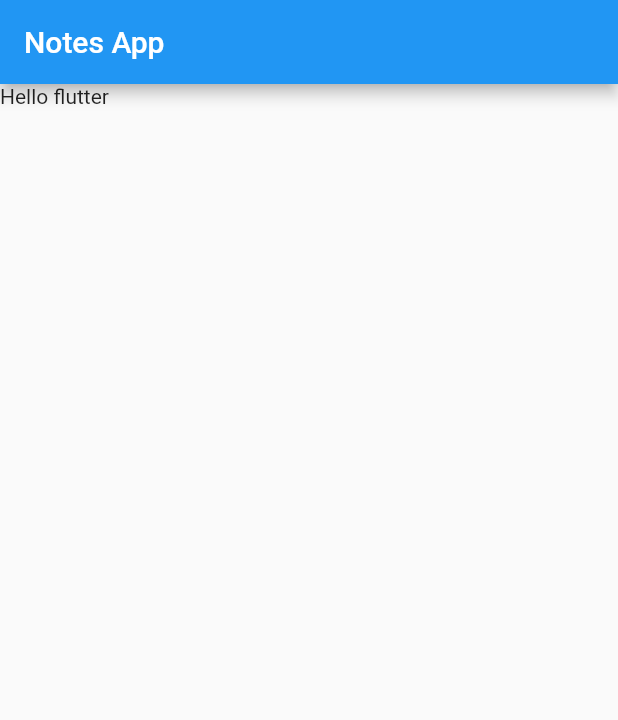
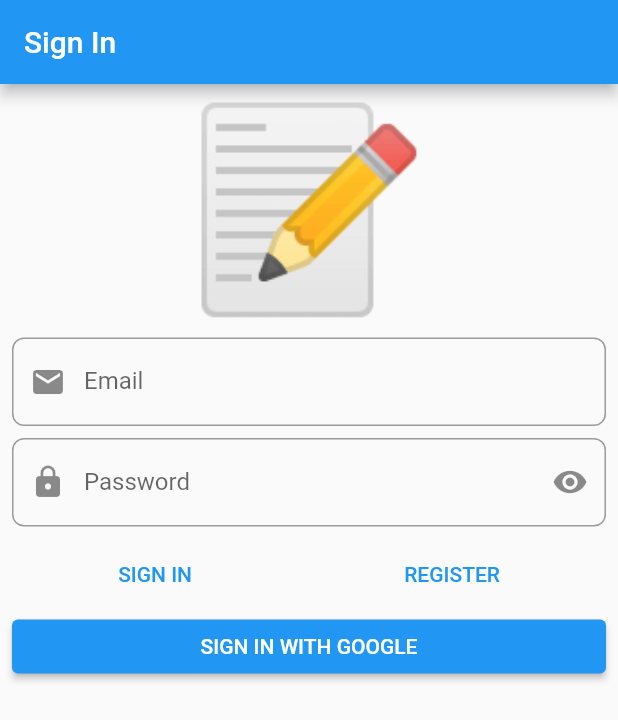
Before and after one commit to Sherajul-Shakil/NotesApp, a Flutter app: the screen it shows after launch, on a phone screen of 412 x 824 dp. Shown: the top 720 px of the screen. Run offline on Flutter 3.47's test engine with Material 2 defaults, Android fonts, the phone set to English and light mode, and no system bars; our stand-ins replace another_flushbar, auto_route, bloc, cloud_firestore, dartz, firebase_auth and 6 more; accounts and stored records are empty.

Commit message:
T10 complete

```diff
--- /dev/null
+++ b/lib/application/auth/auth_bloc.dart
@@ -0,0 +1,27 @@
+import 'package:bloc/bloc.dart';
+import 'package:freezed_annotation/freezed_annotation.dart';
+import 'package:injectable/injectable.dart';
+import 'package:notes_firebase_ddd/domain/auth/i_auth_facade.dart';
+
+part 'auth_event.dart';
+part 'auth_state.dart';
+part 'auth_bloc.freezed.dart';
+
+@injectable
+class AuthBloc extends Bloc<AuthEvent, AuthState> {
+  final IAuthFacade _authFacade;
+  AuthBloc(this._authFacade) : super(const Initial()) {
+    on<AuthCheckRequested>((event, emit) async {
+      final userOption = await _authFacade.getSignedInUser();
+      emit(userOption.fold(
+        () => const AuthState.unAuthenticated(),
+        (a) => const AuthState.authenticated(),
+      ));
+    });
+
+    on<SignedOut>((event, emit) async {
+      await _authFacade.signOut();
+      emit(const AuthState.unAuthenticated());
+    });
+  }
+}
--- /dev/null
+++ b/lib/application/auth/auth_event.dart
@@ -0,0 +1,7 @@
+part of 'auth_bloc.dart';
+
+@freezed
+abstract class AuthEvent with _$AuthEvent {
+  const factory AuthEvent.authCheckRequested() = AuthCheckRequested;
+  const factory AuthEvent.signedOut() = SignedOut;
+}
--- /dev/null
+++ b/lib/application/auth/auth_state.dart
@@ -0,0 +1,8 @@
+part of 'auth_bloc.dart';
+
+@freezed
+abstract class AuthState with _$AuthState {
+  const factory AuthState.initial() = Initial;
+  const factory AuthState.authenticated() = Authenticated;
+  const factory AuthState.unAuthenticated() = UnAuthenticated;
+}
--- a/lib/domain/auth/i_auth_facade.dart
+++ b/lib/domain/auth/i_auth_facade.dart
@@ -1,8 +1,10 @@
 import 'package:dartz/dartz.dart';
 import 'package:notes_firebase_ddd/domain/auth/auth_failure.dart';
+import 'package:notes_firebase_ddd/domain/auth/user.dart';
 import 'value_objects.dart';
 
 abstract class IAuthFacade {
+  Future<Option<AsUser>> getSignedInUser();
   Future<Either<AuthFailure, Unit>> registerWithEmailAndPassword({
     required EmailAddress emailAddress,
     required Password password,
@@ -13,6 +15,7 @@ abstract class IAuthFacade {
     required Password password,
   });
   Future<Either<AuthFailure, Unit>> signInWithGoogle();
+  Future<void> signOut();
 }
 
 // interface class
--- a/lib/main.dart
+++ b/lib/main.dart
@@ -2,31 +2,11 @@ import 'package:firebase_core/firebase_core.dart';
 import 'package:flutter/material.dart';
 import 'package:injectable/injectable.dart';
 import 'package:notes_firebase_ddd/injection.dart';
+import 'package:notes_firebase_ddd/presentation/core/app_widget.dart';
 
 void main() async {
   WidgetsFlutterBinding.ensureInitialized();
   await Firebase.initializeApp();
   configureInjection(Environment.prod);
-  runApp(const MyApp());
+  runApp(AppWidget());
 }
-
-class MyApp extends StatelessWidget {
-  const MyApp({Key? key}) : super(key: key);
-
-  @override
-  Widget build(BuildContext context) {
-    return MaterialApp(
-        title: 'Flutter Demo',
-        theme: ThemeData(
-          primarySwatch: Colors.blue,
-        ),
-        home: Scaffold(
-          appBar: AppBar(
-            title: const Text('Notes App'),
-          ),
-          body: Container(
-            child: const Text("Hello flutter"),
-          ),
-        ));
-  }
-}
--- /dev/null
+++ b/lib/presentation/core/app_widget.dart
@@ -0,0 +1,39 @@
+import 'package:flutter/material.dart';
+import 'package:flutter_bloc/flutter_bloc.dart';
+import 'package:notes_firebase_ddd/application/auth/auth_bloc.dart';
+import 'package:notes_firebase_ddd/injection.dart';
+import 'package:notes_firebase_ddd/presentation/sign_in/sign_in_page.dart';
+import 'package:notes_firebase_ddd/presentation/routes/router.gr.dart';
+
+class AppWidget extends StatelessWidget {
+  final _appRouter = AppRouter();
+  @override
+  Widget build(BuildContext context) {
+    return MultiBlocProvider(
+      providers: [
+        BlocProvider(
+          create: (context) =>
+              getIt<AuthBloc>()..add(const AuthEvent.authCheckRequested()),
+        ),
+      ],
+      child: MaterialApp.router(
+        routerDelegate: _appRouter.delegate(),
+        routeInformationParser: _appRouter.defaultRouteParser(),
+        debugShowCheckedModeBanner: false,
+        title: 'Notes',
+        theme: ThemeData.light().copyWith(
+          primaryColor: Colors.green[800],
+          accentColor: Colors.blueAccent,
+          floatingActionButtonTheme: FloatingActionButtonThemeData(
+            backgroundColor: Colors.blue[900],
+          ),
+          inputDecorationTheme: InputDecorationTheme(
+            border: OutlineInputBorder(
+              borderRadius: BorderRadius.circular(8),
+            ),
+          ),
+        ),
+      ),
+    );
+  }
+}
--- /dev/null
+++ b/lib/presentation/sign_in/sign_in_page.dart
@@ -0,0 +1,22 @@
+import 'package:notes_firebase_ddd/application/auth/sign_in_form/sign_in_form_bloc.dart';
+import 'package:notes_firebase_ddd/injection.dart';
+import 'package:notes_firebase_ddd/presentation/sign_in/widgets/sign_in_form.dart';
+import 'package:flutter/material.dart';
+import 'package:flutter_bloc/flutter_bloc.dart';
+
+class SignInPage extends StatelessWidget {
+  const SignInPage({Key? key}) : super(key: key);
+
+  @override
+  Widget build(BuildContext context) {
+    return Scaffold(
+      appBar: AppBar(
+        title: const Text('Sign In'),
+      ),
+      body: BlocProvider(
+        create: (context) => getIt<SignInFormBloc>(),
+        child: const SignInForm(),
+      ),
+    );
+  }
+}
--- /dev/null
+++ b/lib/presentation/sign_in/widgets/sign_in_form.dart
@@ -0,0 +1,139 @@
+import 'package:flutter/cupertino.dart';
+import 'package:flutter/material.dart';
+import 'package:flutter_bloc/flutter_bloc.dart';
+import 'package:another_flushbar/flushbar.dart';
+import 'package:notes_firebase_ddd/application/auth/sign_in_form/sign_in_form_bloc.dart';
+
+class SignInForm extends StatelessWidget {
+  const SignInForm({Key? key}) : super(key: key);
+
+  @override
+  Widget build(BuildContext context) {
+    return BlocConsumer<SignInFormBloc, SignInFormState>(
+      listener: (context, state) {
+        state.authFailureOrSuccessOption.fold(
+          () {},
+          (either) => either.fold(
+            (l) {
+              // ignore: avoid_single_cascade_in_expression_statements
+              Flushbar<dynamic>(
+                title: '⚠',
+                message: l.map(
+                  serverError: (_) => 'Server Error!',
+                  emailAlreadyUsed: (_) => 'Email already in use!',
+                  invalidEmailandPasswordCombination: (_) =>
+                      'Invalid email and password combination',
+                  cancelledByUser: (_) => 'Cancelled!',
+                ),
+                duration: const Duration(seconds: 3),
+              ).show(context);
+            },
+            (r) {},
+          ),
+        );
+      },
+      builder: (context, state) {
+        return Padding(
+          padding: const EdgeInsets.all(8),
+          child: Form(
+            autovalidateMode: state.showErrorMessages,
+            child: ListView(children: [
+              const Text(
+                '📝',
+                textAlign: TextAlign.center,
+                style: TextStyle(fontSize: 130),
+              ),
+              const SizedBox(height: 8),
+              TextFormField(
+                decoration: const InputDecoration(
+                  prefixIcon: Icon(Icons.email),
+                  labelText: 'Email',
+                ),
+                autocorrect: false,
+                onChanged: (value) => BlocProvider.of<SignInFormBloc>(context)
+                    .add(SignInFormEvent.emailChanged(value)),
+                validator: (_) => context
+                    .read<SignInFormBloc>()
+                    .state
+                    .emailAddress
+                    .value
+                    .fold(
+                      (l) => l.maybeMap(
+                        orElse: () => null,
+                        invalidEmail: (_) => 'Invalid Email',
+                      ),
+                      (_) => null,
+                    ),
+              ),
+              const SizedBox(height: 8),
+              TextFormField(
+                decoration: InputDecoration(
+                  prefixIcon: const Icon(Icons.lock),
+                  labelText: 'Password',
+                  suffixIcon: IconButton(
+                    onPressed: () {
+                      //toogleShowPassword.value = !toogleShowPassword.value;
+                    },
+                    icon: const Icon(Icons.visibility),
+                    // toogleShowPassword.value == true
+                    //     ? const Icon(Icons.visibility_off)
+                    //     : const Icon(Icons.visibility),
+                  ),
+                ),
+                obscureText: true,
+                // !(!!toogleShowPassword.value),
+                autocorrect: false,
+                onChanged: (value) => BlocProvider.of<SignInFormBloc>(context)
+                    .add(SignInFormEvent.passwordChanged(value)),
+                validator: (_) =>
+                    context.read<SignInFormBloc>().state.password.value.fold(
+                          (l) => l.maybeMap(
+                            orElse: () => null,
+                            shortPassword: (_) => 'Short Password',
+                          ),
+                          (_) => null,
+                        ),
+              ),
+              const SizedBox(height: 8),
+              Row(
+                mainAxisAlignment: MainAxisAlignment.spaceAround,
+                children: [
+                  TextButton(
+                    onPressed: () {
+                      context.read<SignInFormBloc>().add(
+                            const SignInFormEvent
+                                .signInWithEmailAndPasswordPressed(),
+                          );
+                    },
+                    child: const Text('SIGN IN'),
+                  ),
+                  TextButton(
+                    onPressed: () {
+                      context.read<SignInFormBloc>().add(
+                            const SignInFormEvent
+                                .registerWithEmailAndPasswordPressed(),
+                          );
+                    },
+                    child: const Text('REGISTER'),
+                  ),
+                ],
+              ),
+              ElevatedButton(
+                onPressed: () {
+                  context.read<SignInFormBloc>().add(
+                        const SignInFormEvent.signInWithGooglePressed(),
+                      );
+                },
+                child: const Text('SIGN IN WITH GOOGLE'),
+              ),
+              if (state.isSubmitting) ...[
+                const SizedBox(height: 8),
+                const CupertinoActivityIndicator(),
+              ],
+            ]),
+          ),
+        );
+      },
+    );
+  }
+}
--- a/pubspec.yaml
+++ b/pubspec.yaml
@@ -27,6 +27,9 @@ dependencies:
   google_sign_in: ^5.0.7
   lint: ^1.8.2
   get_it: ^7.2.0
+  another_flushbar: ^1.10.28
+  uuid: ^3.0.5
+  auto_route: ^3.2.3+1
 
 
 
@@ -34,8 +37,8 @@ dev_dependencies:
   build_runner:
   freezed: ^1.1.1
   injectable_generator: ^1.5.3
-
   flutter_lints: ^1.0.0
+  auto_route_generator: ^3.2.3
 
 flutter:
 
```
Also changed, not shown: lib/domain/auth/user.dart (added, +11 -0 lines), lib/domain/auth/value_objects.dart (+18 -0 lines), lib/infrustructure/auth/firebase_auth_facade.dart (+14 -0 lines), lib/infrustructure/auth/firebase_user_mapper.dart (added, +9 -0 lines), lib/presentation/routes/router.dart (added, +16 -0 lines), lib/presentation/splash/splash_screen.dart (added, +33 -0 lines), lib/application/auth/auth_bloc.freezed.dart (added), lib/domain/auth/user.freezed.dart (added), lib/injection.config.dart, lib/presentation/routes/router.gr.dart (added), pubspec.lock.
